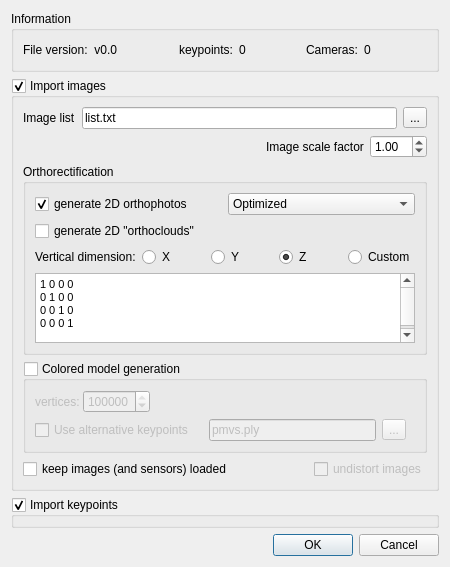
This is plugins/core/qAdditionalIO/ui/openBundlerFileDlg.ui in CloudCompare/CloudCompare as Qt 5 draws it before an edit. The edited form follows.
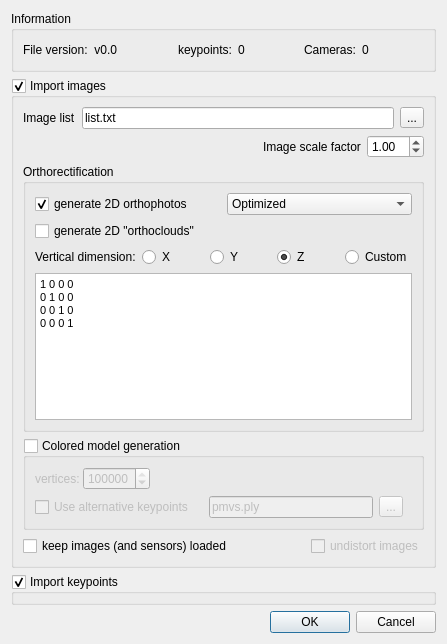
This is the edited form.

```diff
--- a/plugins/core/qAdditionalIO/ui/openBundlerFileDlg.ui
+++ b/plugins/core/qAdditionalIO/ui/openBundlerFileDlg.ui
@@ -6,8 +6,8 @@
    <rect>
     <x>0</x>
     <y>0</y>
-    <width>450</width>
-    <height>518</height>
+    <width>447</width>
+    <height>644</height>
    </rect>
   </property>
   <property name="windowTitle">
```
Left out of the diff: 18 changed lines with no effect on the pictures.
